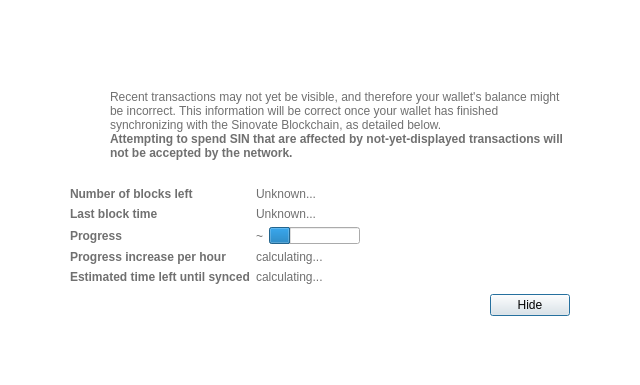
The window that src/qt/forms/modaloverlay.ui (hardwarewise/SIN-core) describes before a commit, drawn with Qt 5.
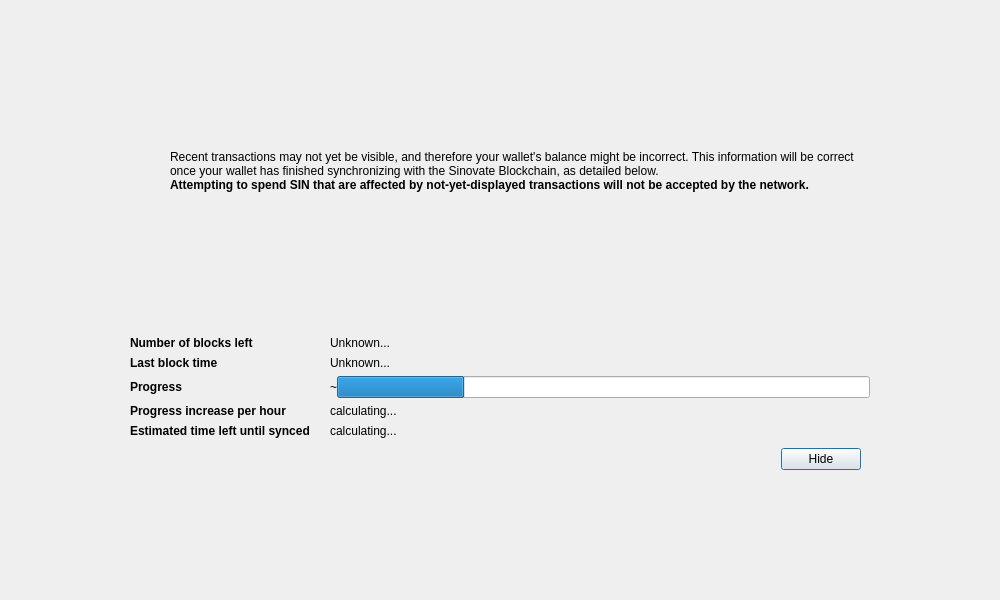
The same window after the commit. Icons and pictures are not drawn. Custom widgets are drawn as their Qt base class.

Patch:
```diff
--- a/src/qt/forms/modaloverlay.ui
+++ b/src/qt/forms/modaloverlay.ui
@@ -6,8 +6,8 @@
    <rect>
     <x>0</x>
     <y>0</y>
-    <width>640</width>
-    <height>385</height>
+    <width>1000</width>
+    <height>600</height>
    </rect>
   </property>
   <property name="windowTitle">
@@ -35,35 +35,25 @@
    <item>
     <widget class="QWidget" name="bgWidget" native="true">
      <property name="styleSheet">
-      <string notr="true">QWidget#bgWidget {
-background-color:#ffffff;
-color: #707070;
-} 
-</string>
+      <string notr="true"/>
      </property>
      <layout class="QVBoxLayout" name="verticalLayoutMain" stretch="1">
       <property name="leftMargin">
-       <number>60</number>
+       <number>120</number>
       </property>
       <property name="topMargin">
-       <number>60</number>
+       <number>120</number>
       </property>
       <property name="rightMargin">
-       <number>60</number>
+       <number>120</number>
       </property>
       <property name="bottomMargin">
-       <number>60</number>
+       <number>120</number>
       </property>
       <item>
        <widget class="QWidget" name="contentWidget" native="true">
         <property name="styleSheet">
-         <string notr="true">QLabel { color: #707070;  }
-
-#contentWidget {
-background-color: #FFFFFF;
- border-radius: 6px;
-color: #707070;
-} </string>
+         <string notr="true"/>
         </property>
         <layout class="QVBoxLayout" name="verticalLayoutSub" stretch="1,0,0,0">
          <property name="spacing">
@@ -203,10 +193,10 @@
          <item>
           <layout class="QFormLayout" name="formLayout">
            <property name="fieldGrowthPolicy">
-            <enum>QFormLayout::FieldsStayAtSizeHint</enum>
+            <enum>QFormLayout::ExpandingFieldsGrow</enum>
            </property>
            <property name="horizontalSpacing">
-            <number>6</number>
+            <number>20</number>
            </property>
            <property name="verticalSpacing">
             <number>6</number>
@@ -337,6 +327,7 @@
           </layout>
          </item>
          <item>
+          <widget class="QWidget" name="buttonsContainerWhite" native="true">
           <layout class="QHBoxLayout" name="horizontalLayoutButtons">
            <property name="leftMargin">
             <number>10</number>
@@ -344,6 +335,9 @@
            <property name="topMargin">
             <number>10</number>
            </property>
+            <property name="bottomMargin">
+             <number>0</number>
+            </property>
            <item>
             <spacer name="horizontalSpacer">
              <property name="orientation">
@@ -371,6 +365,7 @@
             </widget>
            </item>
           </layout>
+          </widget>
          </item>
         </layout>
        </widget>
@@ -387,6 +382,11 @@
    <header>qt/modaloverlay.h</header>
    <container>1</container>
   </customwidget>
+  <customwidget>
+   <class>SinPushButton</class>
+   <extends>QPushButton</extends>
+   <header location="global">qt/sinpushbutton.h</header>
+  </customwidget>
  </customwidgets>
  <resources/>
  <connections/>
```
Left out of the diff: 2 changed lines with no effect on the pictures. Lines whose indentation alone changed are shown as unchanged.
